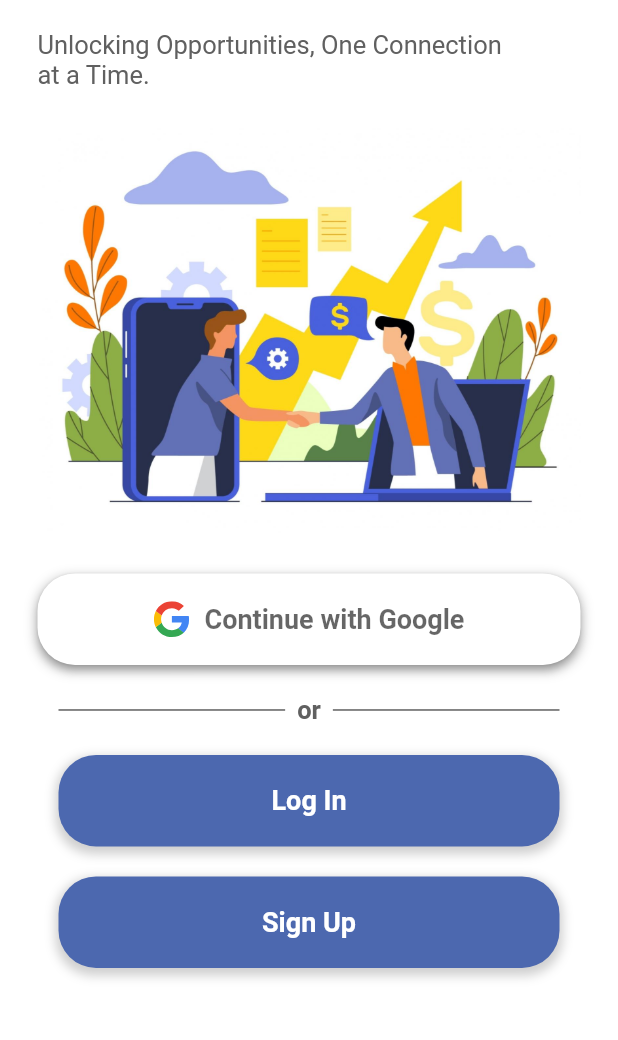
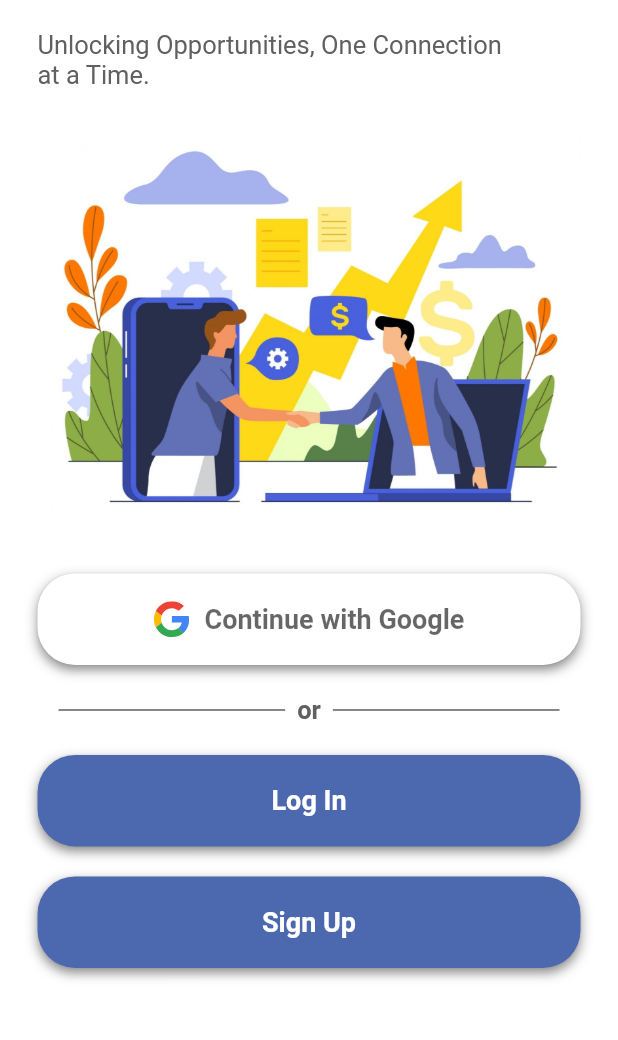
Before and after one commit to Omar-Arja/InvestorConnect, a Flutter app: the screen it shows after launch, on a phone screen of 412 x 824 dp, the part 87-1127 px from its top. Run offline on Flutter 3.47's test engine with Material 2 defaults, Android fonts, the phone set to English and light mode, and no system bars; our stand-ins replace flutter_svg, shared_preferences.

Commit message:
[Client] Updated CustomButton style

```diff
--- a/app/client/lib/widgets/custom_buttons.dart
+++ b/app/client/lib/widgets/custom_buttons.dart
@@ -5,16 +5,13 @@ class CustomButton extends StatelessWidget {
   final String text;
   final VoidCallback onPressed;
 
-  const CustomButton({required this.text, required this.onPressed,super.key});
+  const CustomButton({required this.text, required this.onPressed, super.key});
 
   @override
   Widget build(BuildContext context) {
-    return InkWell(
-      onTap: onPressed,
-      child: Container(
+    return Container(
       decoration: BoxDecoration(
         borderRadius: BorderRadius.circular(25),
-          color: Theme.of(context).primaryColor,
         boxShadow: [
           BoxShadow(
             color: Colors.grey.withOpacity(0.5),
@@ -24,8 +21,15 @@ class CustomButton extends StatelessWidget {
           )
         ],
       ),
-        width: 334,
-        height: 61,
+      child: ElevatedButton(
+        onPressed: onPressed,
+        style: ElevatedButton.styleFrom(
+          backgroundColor: Theme.of(context).primaryColor,
+          minimumSize: const Size(334, 61),
+          shape: RoundedRectangleBorder(
+            borderRadius: BorderRadius.circular(25),
+          ),
+        ),
         child: Center(
           child: Text(
             text,
@@ -36,7 +40,7 @@ class CustomButton extends StatelessWidget {
             ),
           ),
         ),
-      )
+      ),
     );
   }
 }
```
Lines whose indentation alone changed are shown as unchanged.
